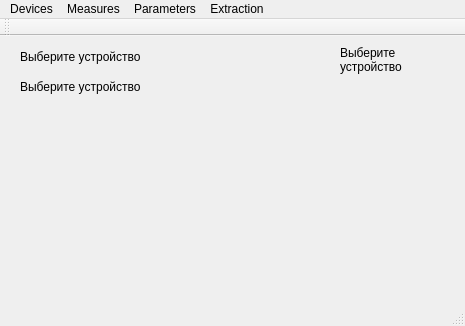
The window that src/Tsunami/devicewindow.ui (maluginp/Tsunami) describes before a commit, drawn with Qt 5.
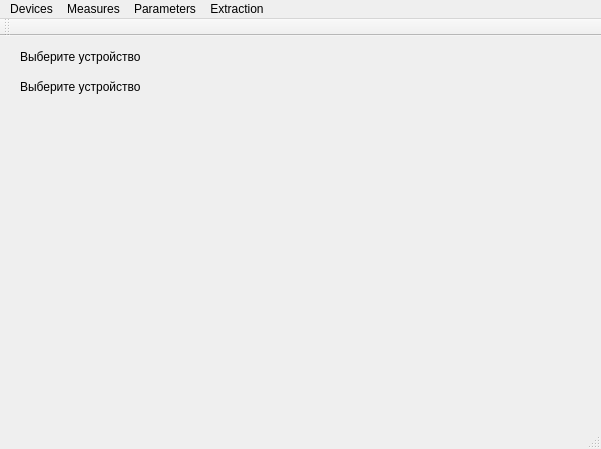
The same window after the commit.

What changed in the file:
```diff
--- a/src/Tsunami/devicewindow.ui
+++ b/src/Tsunami/devicewindow.ui
@@ -6,8 +6,8 @@
    <rect>
     <x>0</x>
     <y>0</y>
-    <width>465</width>
-    <height>326</height>
+    <width>601</width>
+    <height>449</height>
    </rect>
   </property>
   <property name="windowTitle">
@@ -40,30 +40,13 @@
      <string>Выберите устройство</string>
     </property>
    </widget>
-   <widget class="QLabel" name="deviceNodesText">
-    <property name="geometry">
-     <rect>
-      <x>340</x>
-      <y>10</y>
-      <width>101</width>
-      <height>131</height>
-     </rect>
-    </property>
-    <property name="text">
-     <string>Выберите
-устройство</string>
-    </property>
-    <property name="alignment">
-     <set>Qt::AlignLeading|Qt::AlignLeft|Qt::AlignTop</set>
-    </property>
-   </widget>
   </widget>
   <widget class="QMenuBar" name="menuBar">
    <property name="geometry">
     <rect>
      <x>0</x>
      <y>0</y>
-     <width>465</width>
+     <width>601</width>
      <height>22</height>
     </rect>
    </property>
```
